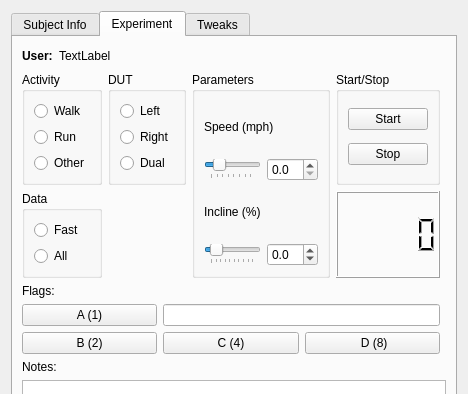
Old version of the form ui/w_usertesting.ui in the repository johnbatzer18/biomech_flexsea-plan; both pictures show x 0 to 468 and y 0 to 394 of the 468 by 631 pixel window.
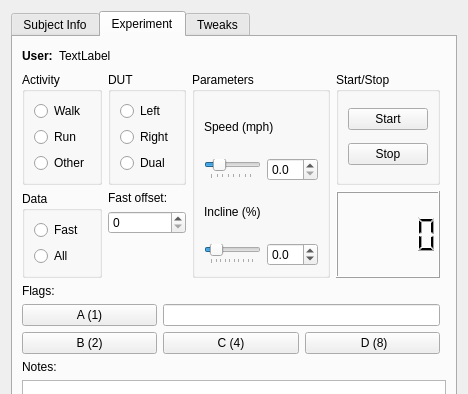
New version of the form. The open tabs and pages were chosen to show the change.

```diff
--- a/ui/w_usertesting.ui
+++ b/ui/w_usertesting.ui
@@ -673,7 +673,7 @@
          </property>
         </widget>
        </item>
-       <item row="8" column="0">
+       <item row="10" column="0">
         <spacer name="verticalSpacer_2">
          <property name="orientation">
           <enum>Qt::Vertical</enum>
@@ -686,6 +686,37 @@
          </property>
         </spacer>
        </item>
+       <item row="2" column="1">
+        <layout class="QVBoxLayout" name="verticalLayout_11">
+         <item>
+          <widget class="QLabel" name="label_40">
+           <property name="text">
+            <string>Fast offset:</string>
+           </property>
+          </widget>
+         </item>
+         <item>
+          <widget class="QSpinBox" name="spinBoxFastO">
+           <property name="maximum">
+            <number>10</number>
+           </property>
+          </widget>
+         </item>
+         <item>
+          <spacer name="verticalSpacer_5">
+           <property name="orientation">
+            <enum>Qt::Vertical</enum>
+           </property>
+           <property name="sizeHint" stdset="0">
+            <size>
+             <width>5</width>
+             <height>5</height>
+            </size>
+           </property>
+          </spacer>
+         </item>
+        </layout>
+       </item>
       </layout>
      </widget>
      <widget class="QWidget" name="tweak">
```
Left out of the diff: 210 changed lines with no effect on the pictures.
